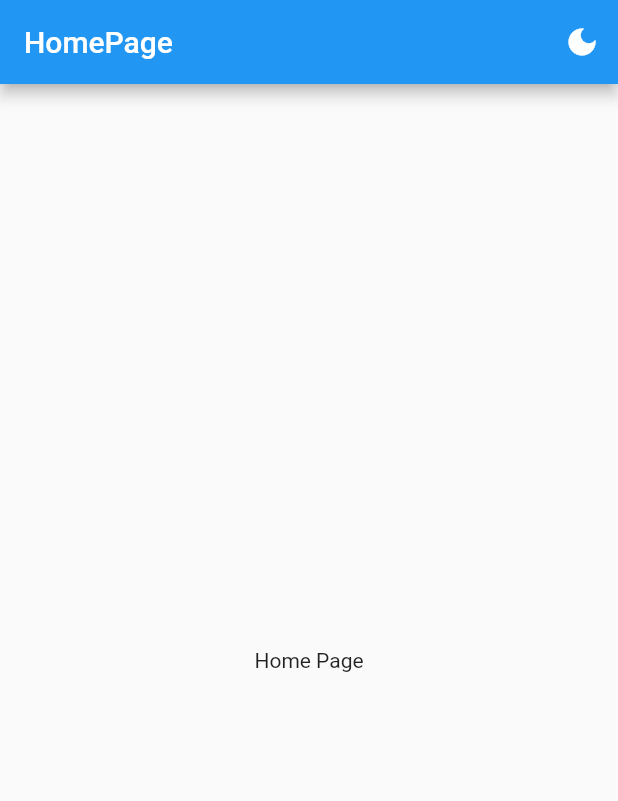
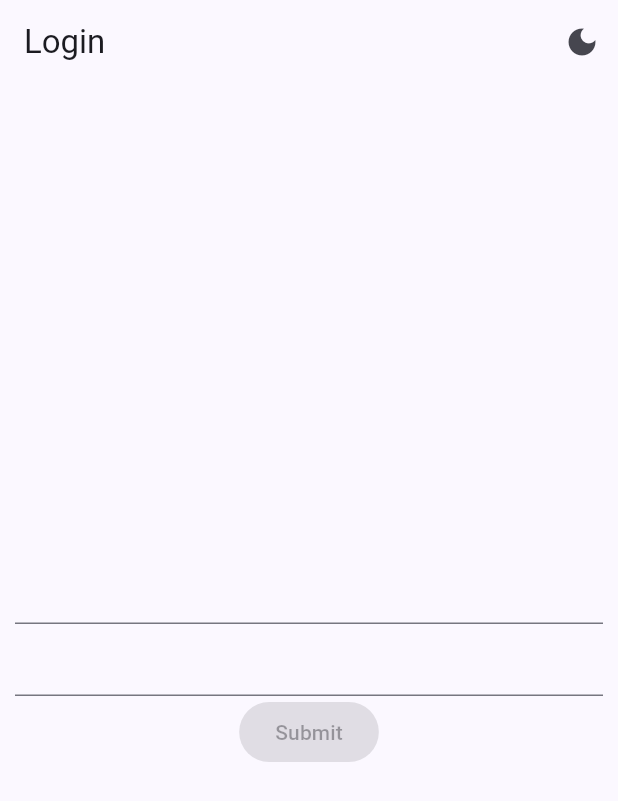
Before and after one commit to Farids-Qualifighting/Qualifighting-Smartphone, a Flutter app: the screen it shows after launch, after a tap on the "dark mode" icon, on a phone screen of 412 x 824 dp. Shown: the top 801 px of the screen. Run offline on Flutter 3.47's test engine with Material 2 defaults, Android fonts, the phone set to English and light mode, and no system bars; our stand-ins replace auto_route, dio, flutter_hooks, formz, freezed_annotation, hooks_riverpod and 2 more; generated files the repository leaves out were written again.

Commit message:
add ui and provider for login

```diff
--- /dev/null
+++ b/lib/common/components/generic_text_form_field.dart
@@ -0,0 +1,22 @@
+import 'package:flutter/material.dart';
+
+typedef ValidatorFunction = String? Function(String?);
+
+class GenericTextFormField extends StatelessWidget {
+  const GenericTextFormField({
+    super.key,
+    required this.controller,
+    required this.validator,
+  });
+
+  final TextEditingController controller;
+  final ValidatorFunction validator;
+
+  @override
+  Widget build(BuildContext context) {
+    return TextFormField(
+      controller: controller,
+      validator: validator,
+    );
+  }
+}
--- /dev/null
+++ b/lib/common/theme/theme.dart
@@ -0,0 +1,10 @@
+import 'package:flutter/material.dart';
+
+final materialTheme = ThemeData(
+  useMaterial3: true,
+  colorSchemeSeed: Colors.indigo,
+);
+
+final materialThemeDark = ThemeData(
+  useMaterial3: true,
+);
--- /dev/null
+++ b/lib/login/login_page.dart
@@ -0,0 +1,91 @@
+import 'package:flutter/material.dart';
+import 'package:flutter_hooks/flutter_hooks.dart';
+import 'package:formz/formz.dart';
+import 'package:hooks_riverpod/hooks_riverpod.dart';
+import 'package:qualifighting_mobile/common/components/generic_text_form_field.dart';
+import 'package:qualifighting_mobile/common/model/generic_text.dart';
+import 'package:qualifighting_mobile/common/provider/theme/theme_provider.dart';
+import 'package:qualifighting_mobile/login/provider/login.dart';
+
+class LoginPage extends HookConsumerWidget {
+  const LoginPage({super.key});
+
+  @override
+  Widget build(BuildContext context, WidgetRef ref) {
+    final emailController = useTextEditingController();
+    final passwordController = useTextEditingController();
+
+    useEffect(
+      () {
+        emailController.addListener(
+          () {
+            ref
+                .read(loginProvider.notifier)
+                .changeEmail(value: emailController.text);
+          },
+        );
+
+        passwordController.addListener(
+          () {
+            ref
+                .read(loginProvider.notifier)
+                .changePassword(value: passwordController.text);
+          },
+        );
+        return null;
+      },
+      [emailController, passwordController],
+    );
+
+    return Scaffold(
+      appBar: AppBar(
+        title: const Text('Login'),
+        actions: [
+          IconButton(
+            onPressed: () =>
+                ref.read(getThemeProvider.notifier).changeThemeMode(
+                      ref.read(getThemeProvider) == ThemeMode.light
+                          ? ThemeMode.dark
+                          : ThemeMode.light,
+                    ),
+            icon: const Icon(Icons.dark_mode),
+          )
+        ],
+      ),
+      body: Padding(
+        padding: const EdgeInsets.all(10),
+        child: Column(
+          mainAxisAlignment: MainAxisAlignment.center,
+          children: [
+            GenericTextFormField(
+              controller: emailController,
+              validator: (_) => ref
+                  .watch(loginProvider.select((value) => value.email))
+                  .error
+                  ?.text(),
+            ),
+            GenericTextFormField(
+              controller: passwordController,
+              validator: (_) => ref
+                  .watch(loginProvider.select((value) => value.email))
+                  .error
+                  ?.text(),
+            ),
+            Consumer(
+              builder: (context, ref, child) {
+                final status =
+                    ref.watch(loginProvider.select((value) => value.status));
+                return ElevatedButton(
+                  onPressed: status == FormzStatus.valid
+                      ? () => ref.read(loginProvider.notifier).submit()
+                      : null,
+                  child: const Text('Submit'),
+                );
+              },
+            )
+          ],
+        ),
+      ),
+    );
+  }
+}
--- /dev/null
+++ b/lib/login/provider/login.dart
@@ -0,0 +1,35 @@
+import 'package:formz/formz.dart';
+import 'package:freezed_annotation/freezed_annotation.dart';
+import 'package:qualifighting_mobile/common/model/generic_text.dart';
+import 'package:riverpod_annotation/riverpod_annotation.dart';
+
+part 'login.freezed.dart';
+part 'login.g.dart';
+part 'login_state.dart';
+
+@riverpod
+class Login extends _$Login with FormzMixin {
+  @override
+  LoginState build() {
+    return const LoginState();
+  }
+
+  void changeEmail({required String value}) {
+    final name = GenericText.dirty(value: value);
+
+    state = state.copyWith(email: name);
+    state = state.copyWith(status: Formz.validate(inputs));
+  }
+
+  void changePassword({required String value}) {
+    final password = GenericText.dirty(value: value);
+
+    state = state.copyWith(password: password);
+    state = state.copyWith(status: Formz.validate(inputs));
+  }
+
+  FutureOr<void> submit() {}
+
+  @override
+  List<FormzInput> get inputs => [state.email, state.password];
+}
--- a/lib/main.dart
+++ b/lib/main.dart
@@ -2,7 +2,8 @@ import 'package:flutter/material.dart';
 import 'package:hooks_riverpod/hooks_riverpod.dart';
 import 'package:qualifighting_mobile/common/provider/providers.dart';
 import 'package:qualifighting_mobile/common/provider/theme/theme_provider.dart';
-import 'package:qualifighting_mobile/home/home_page.dart';
+import 'package:qualifighting_mobile/common/router/app_router.dart';
+import 'package:qualifighting_mobile/common/theme/theme.dart';
 import 'package:shared_preferences/shared_preferences.dart';
 
 void main() async {
@@ -14,22 +15,25 @@ void main() async {
       overrides: [
         sharedPreferencesProvider.overrideWithValue(sharedPreferences),
       ],
-      child: const MyApp(),
+      child: MyApp(),
     ),
   );
 }
 
 class MyApp extends StatelessWidget {
-  const MyApp({super.key});
+  MyApp({super.key});
+
+  final _appRouter = AppRouter();
 
   @override
   Widget build(BuildContext context) {
     return Consumer(
-      builder: (context, ref, child) => MaterialApp(
+      builder: (context, ref, child) => MaterialApp.router(
+        routerDelegate: _appRouter.delegate(),
+        routeInformationParser: _appRouter.defaultRouteParser(),
         themeMode: ref.watch(getThemeProvider),
         darkTheme: ThemeData.dark(),
-        theme: ThemeData.light(),
-        home: const HomePage(),
+        theme: materialTheme,
       ),
     );
   }
```
Also changed, not shown: lib/common/model/generic_text.dart (added, +22 -0 lines), lib/common/router/app_router.dart (added, +13 -0 lines), lib/login/provider/login_state.dart (added, +10 -0 lines), lib/common/components/dummy.dart (deleted), lib/common/router/app_router.gr.dart (added), lib/common/theme/dummy.dart (deleted), lib/login/provider/login.freezed.dart (added), lib/login/provider/login.g.dart (added), 1 other file.
